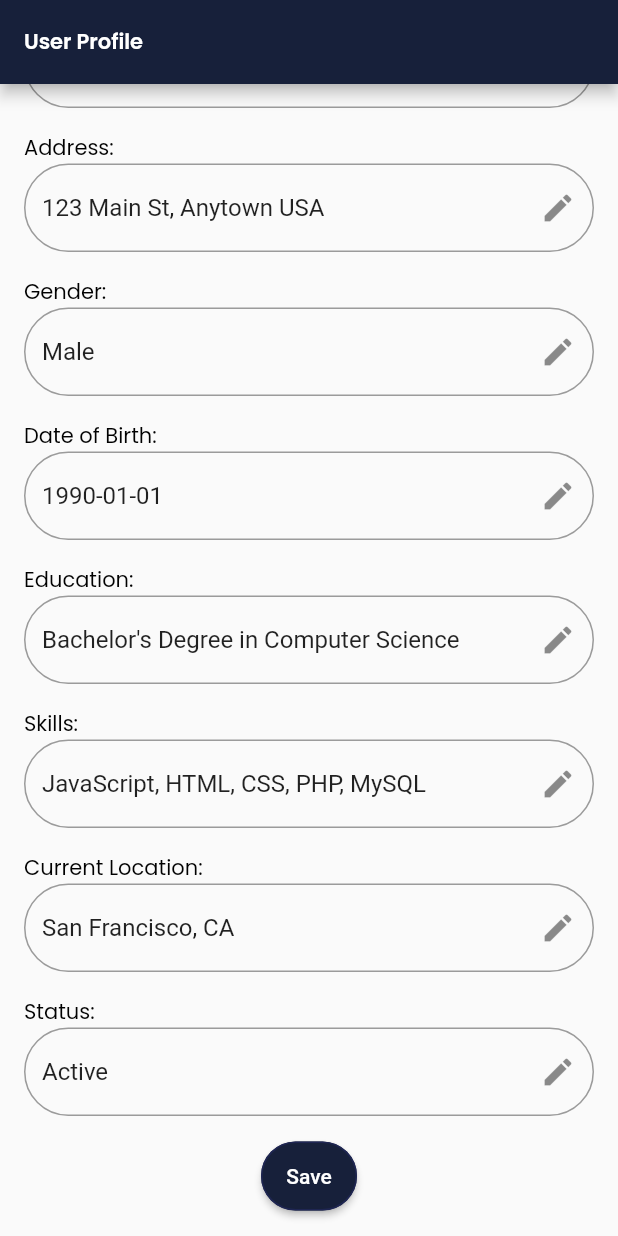
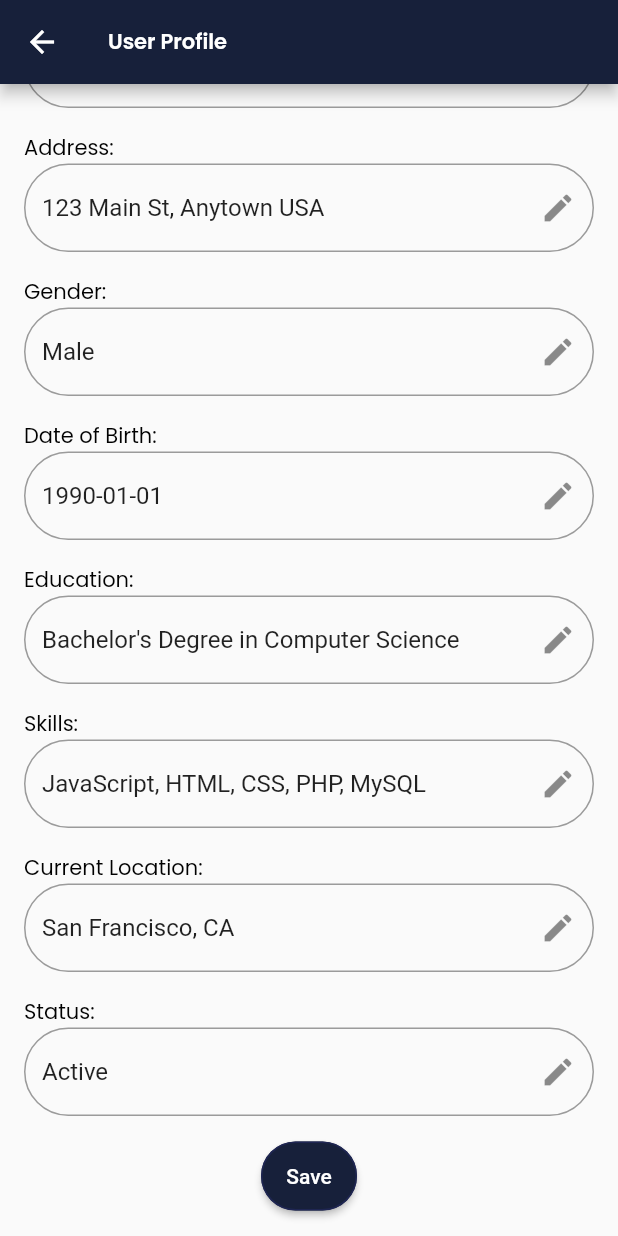
Before and after one commit to Abhishekmantravat/Flutter-task-assigning-app, a Flutter app: the Profile screen opened directly, scrolled down 408 dp, on a phone screen of 412 x 824 dp. Run offline on Flutter 3.47's test engine with Material 2 defaults, Android fonts, the phone set to English and light mode, and no system bars; our stand-ins replace cloud_firestore, firebase_auth, firebase_core, fluttertoast, get, google_fonts; accounts and stored records are empty; network calls fail.

Commit message:
Null update

```diff
--- a/lib/screen/profile/edit_profile_view.dart
+++ b/lib/screen/profile/edit_profile_view.dart
@@ -83,6 +83,7 @@ class _ProfileState extends State<Profile> {
   Widget build(BuildContext context) {
     return Scaffold(
       appBar: AppBar(
+        leading: const Icon(Icons.arrow_back),
         backgroundColor: const Color(0xFF17203A),
         title: const Text('User Profile'),
       ),
@@ -141,9 +142,7 @@ class _ProfileState extends State<Profile> {
                           iconSize: 25,
                           color: Colors.white,
 
-
                           tooltip: "change picture",
-
 
                           // backgroundColor: const Color(0xff94d500),
                           mouseCursor: SystemMouseCursors.click,
```
